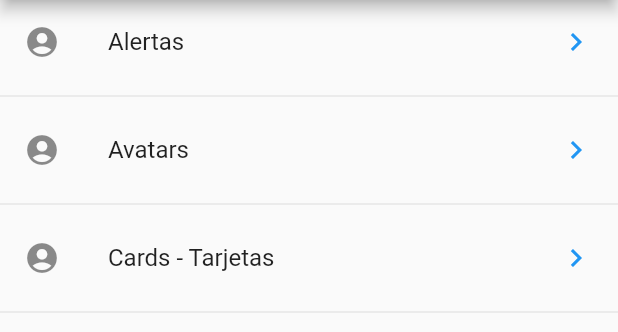
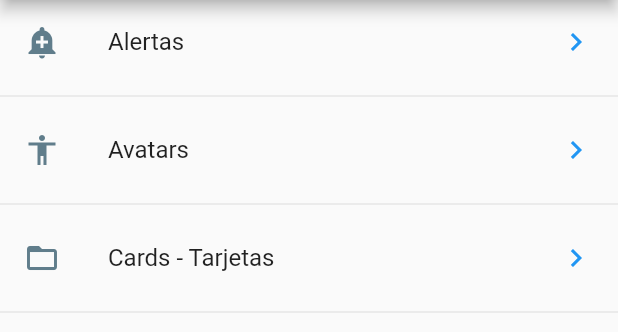
Before and after one commit to eraldovicente/Curso_Flutter, a Flutter app: the screen it shows after launch, on a phone screen of 412 x 824 dp, the part 84-416 px from its top. Run offline on Flutter 3.47's test engine with Material 2 defaults, Android fonts, the phone set to English and light mode, and no system bars.

Commit message:
Utilidades - Obtener icono por strings

```diff
--- a/componentes/lib/src/pages/home_page.dart
+++ b/componentes/lib/src/pages/home_page.dart
@@ -1,6 +1,8 @@
 import 'package:flutter/material.dart';
 
 import 'package:componentes/src/providers/menu_provider.dart';
+
+import 'package:componentes/src/utils/icono_string_util.dart';
 
 class HomePage extends StatelessWidget {
 
@@ -42,7 +44,7 @@ class HomePage extends StatelessWidget {
 
       final widgetTemp = ListTile(
         title: Text( opt['texto'] ),
-        leading: Icon( Icons.account_circle ),
+        leading: getIcon( opt['icon'] ),
         trailing: Icon( Icons.keyboard_arrow_right, color: Colors.blue ),
         onTap: () {},
       );
--- /dev/null
+++ b/componentes/lib/src/utils/icono_string_util.dart
@@ -0,0 +1,13 @@
+import 'package:flutter/material.dart';
+
+final _icons = <String, IconData>{
+
+  'add_alert'     : Icons.add_alert,
+  'accessibility' : Icons.accessibility,
+  'folder_open'   : Icons.folder_open,
+};
+
+Icon getIcon( String nombreIcono ) {
+
+  return Icon( _icons[nombreIcono], color: Colors.blueGrey);
+}
```
